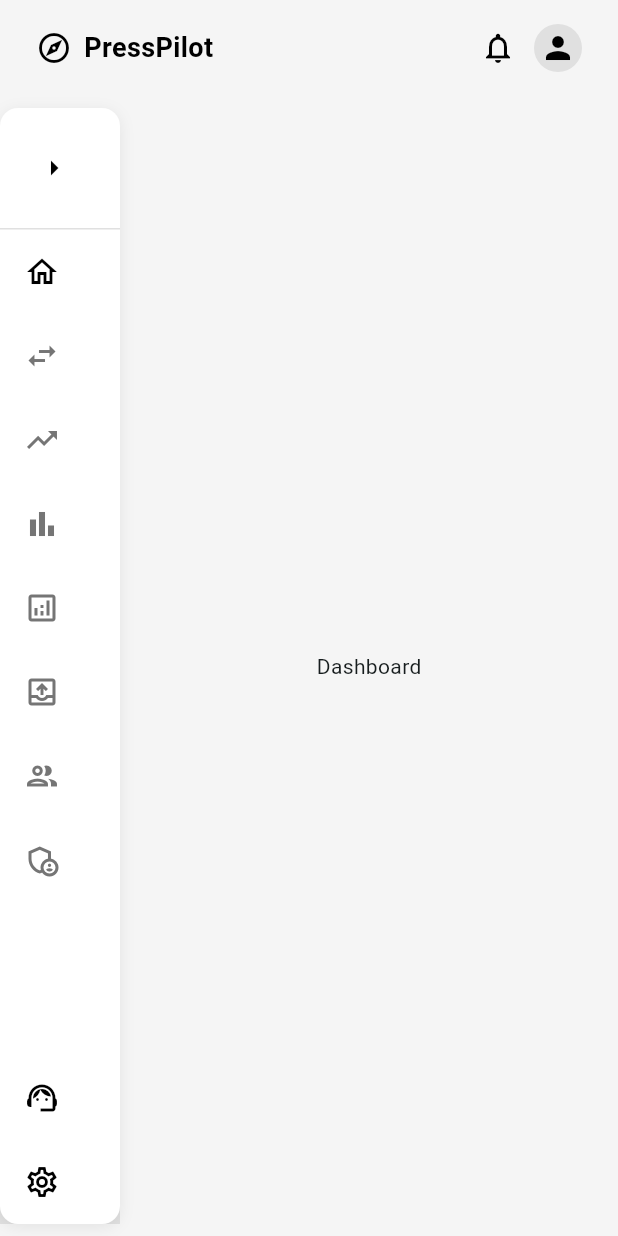
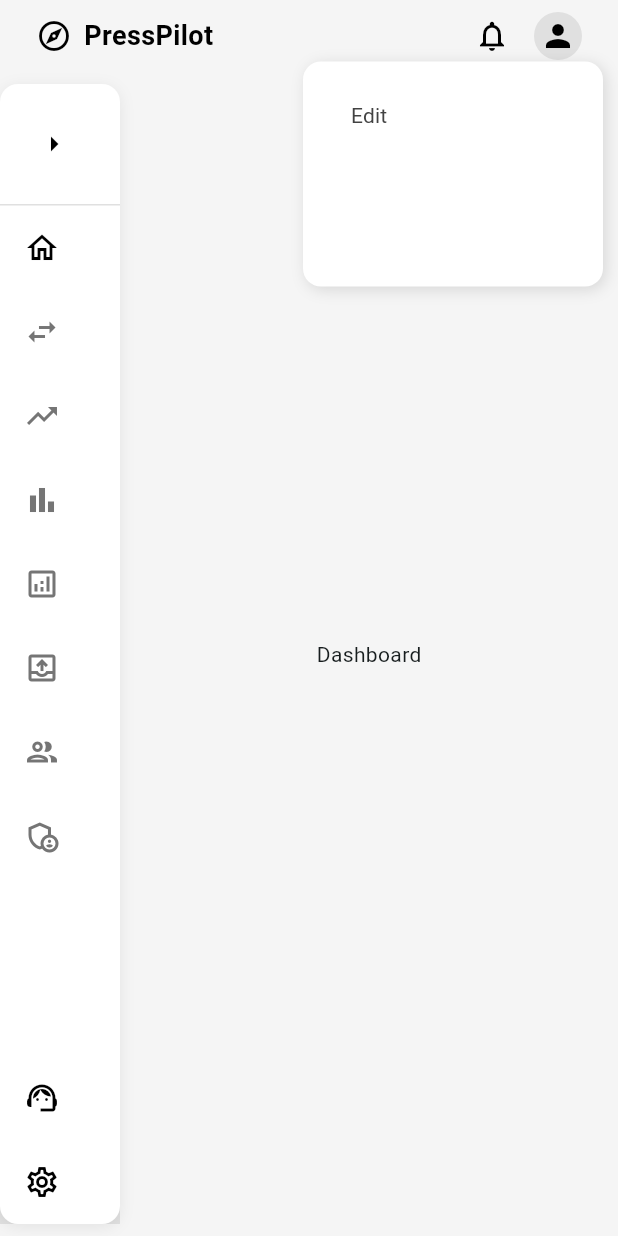
Before and after one commit to DebdaruDG/NewsForg, a Flutter app: the DashboardWrapper screen opened by its route, after a tap on the "notifications" icon, on a phone screen of 412 x 824 dp. Run offline on Flutter 3.47's test engine with Material 3 defaults, Android fonts, the phone set to English and light mode, and no system bars; our stand-ins replace go_router.

Commit message:
noitification pop uo enabled

```diff
--- a/B2B Portal/lib/screens/content/content_details.dart/content_details.dart
+++ b/B2B Portal/lib/screens/content/content_details.dart/content_details.dart
@@ -9,7 +9,7 @@ class ContentDetailsPage extends StatelessWidget {
 
   @override
   Widget build(BuildContext context) {
-    final GlobalKey _popupIconKey = GlobalKey();
+    final GlobalKey popupIconKey = GlobalKey();
 
     return Container(
       color: Colors.grey[100],
@@ -28,7 +28,7 @@ class ContentDetailsPage extends StatelessWidget {
                     context,
                     "Exploring the Night Sky",
                     "Published",
-                    popUpKey: _popupIconKey,
+                    popUpKey: popupIconKey,
                   ),
                   Padding(
                     padding: const EdgeInsets.all(16),
--- a/B2B Portal/lib/screens/dashboard/dashboard_wrapper.dart
+++ b/B2B Portal/lib/screens/dashboard/dashboard_wrapper.dart
@@ -1,11 +1,10 @@
-import 'dart:developer';
-
 import 'package:flutter/material.dart';
 import 'package:go_router/go_router.dart';
 import '../../model/sidebar_model.dart';
 import '../../routes/routes_name.dart';
 import '../../utils/color_palette.dart';
 import '../../utils/textstyles_constant.dart';
+import '../../utils/widgets/generic_pop_up.dart';
 
 class DashboardWrapper extends StatefulWidget {
   final Widget child;
@@ -37,12 +36,14 @@ class _DashboardWrapperState extends State<DashboardWrapper> {
       _isSidebarExpanded = false;
     }
 
+    final GlobalKey popupIconKey = GlobalKey();
+
     return Scaffold(
       backgroundColor: DashboardColors.cardBackground, // Base canvas color
       body: Column(
         children: [
           // Navbar
-          _navBar,
+          _navBar(popupIconKey),
           // Main layout with Sidebar and Content
           Expanded(
             child: Row(
@@ -65,7 +66,7 @@ class _DashboardWrapperState extends State<DashboardWrapper> {
     );
   }
 
-  Widget get _navBar => Container(
+  Widget _navBar(GlobalKey<State<StatefulWidget>> popUpKey) => Container(
     padding: const EdgeInsets.symmetric(horizontal: 24, vertical: 8),
     color: DashboardColors.cardBackground,
     child: Row(
@@ -86,14 +87,31 @@ class _DashboardWrapperState extends State<DashboardWrapper> {
         // User actions
         Row(
           children: [
+            MouseRegion(
+              cursor: SystemMouseCursors.click,
+              child: GestureDetector(
+                key: popUpKey,
+                onTap:
+                    () => GenericPopupMenu.show(
+                      context: context,
+                      iconKey: popUpKey,
+                      contentWidgets: [
+                        TextButton(
+                          onPressed: () {},
+                          child: const Text(
+                            "Edit",
+                            style: DashboardTextStyles.primaryText400,
+                          ),
+                        ),
+                      ],
+                    ),
+                child: const Icon(
+                  Icons.notifications_outlined,
+                  color: DashboardColors.primaryBlack,
+                ),
+              ),
+            ),
             const SizedBox(width: 16),
-            IconButton(
-              icon: const Icon(
-                Icons.notifications_outlined,
-                color: DashboardColors.primaryBlack,
-              ),
-              onPressed: () {},
-            ),
             const CircleAvatar(
               radius: 16,
               backgroundColor: DashboardColors.lightGrey,
--- a/B2B Portal/lib/utils/widgets/generic_pop_up.dart
+++ b/B2B Portal/lib/utils/widgets/generic_pop_up.dart
@@ -15,7 +15,6 @@ class GenericPopupMenu extends StatefulWidget {
   @override
   State<GenericPopupMenu> createState() => _GenericPopupMenuState();
 
-  // Store entries statically
   static OverlayEntry? _popupEntry;
   static OverlayEntry? _backdropEntry;
 
@@ -25,29 +24,43 @@ class GenericPopupMenu extends StatefulWidget {
     List<Widget>? contentWidgets,
     double width = 200,
     double height = 150,
+    VoidCallback? onClose,
   }) {
-    // If already showing, remove both
+    // Toggle popup
     if (_popupEntry != null) {
-      _removeEntries();
+      _removeEntries(onClose: onClose);
       return;
     }
 
-    final overlay = Overlay.of(context);
+    final overlay = Overlay.maybeOf(context);
+    if (overlay == null) return;
+
     final renderBox = iconKey.currentContext?.findRenderObject() as RenderBox?;
     final overlayBox = overlay.context.findRenderObject() as RenderBox?;
 
-    if (renderBox != null && overlayBox != null) {
-      final position = renderBox.localToGlobal(
-        Offset.zero,
-        ancestor: overlayBox,
-      );
+    if (renderBox == null || overlayBox == null) return;
+
+    final position = renderBox.localToGlobal(Offset.zero, ancestor: overlayBox);
     final size = renderBox.size;
+    final screenSize = overlayBox.size;
+
+    // Adjust position if popup overflows screen
+    double left = position.dx;
+    double top = position.dy + size.height + 5;
+
+    if (left + width > screenSize.width) {
+      left = screenSize.width - width - 10; // adjust right
+    }
+
+    if (top + height > screenSize.height) {
+      top = position.dy - height - 5; // show above if overflow below
+    }
 
     _popupEntry = OverlayEntry(
       builder:
           (_) => Positioned(
-              left: position.dx,
-              top: position.dy + size.height + 5,
+            left: left,
+            top: top,
             child: Material(
               color: Colors.transparent,
               child: GenericPopupMenu(
@@ -63,21 +76,25 @@ class GenericPopupMenu extends StatefulWidget {
       builder:
           (_) => GestureDetector(
             behavior: HitTestBehavior.translucent,
-              onTap: () => _removeEntries(),
-              child: Container(color: Colors.transparent),
+            onTap: () => _removeEntries(onClose: onClose),
+            child: Container(
+              width: screenSize.width,
+              height: screenSize.height,
+              color: Colors.transparent,
+            ),
           ),
     );
 
-      overlay.insert(_backdropEntry!);
-      overlay.insert(_popupEntry!);
-    }
+    overlay.insert(_backdropEntry!); // behind
+    overlay.insert(_popupEntry!); // above
   }
 
-  static void _removeEntries() {
+  static void _removeEntries({VoidCallback? onClose}) {
     _popupEntry?.remove();
     _backdropEntry?.remove();
     _popupEntry = null;
     _backdropEntry = null;
+    onClose?.call();
   }
 }
 
```
Lines whose indentation alone changed are shown as unchanged.
